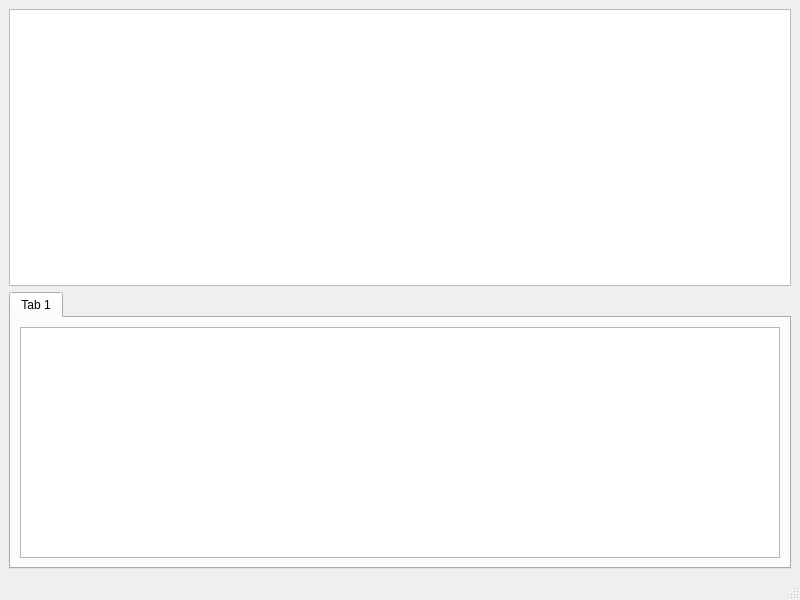
Technonmad/SAEngine, file MainWindow.ui: the form before one commit.
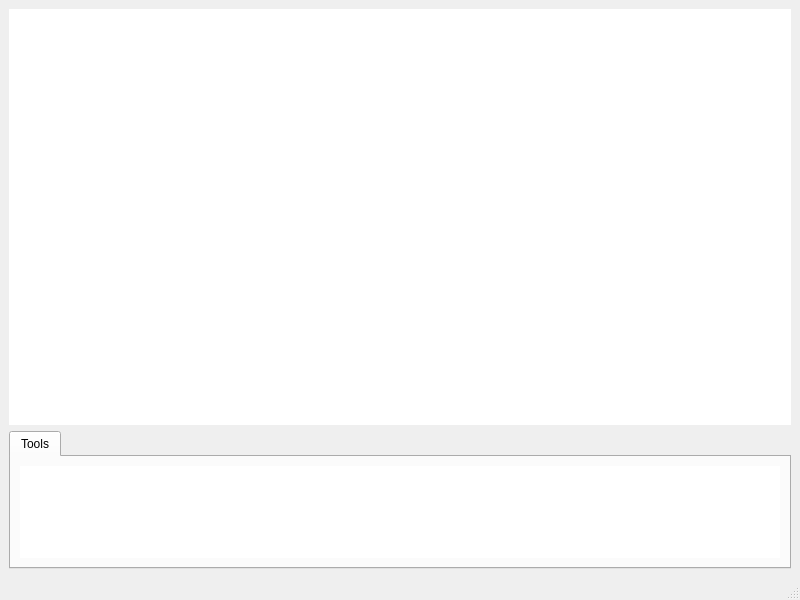
The form after the commit.

The edit to the form file:
```diff
--- a/MainWindow.ui
+++ b/MainWindow.ui
@@ -16,17 +16,39 @@
   <widget class="QWidget" name="centralwidget">
    <layout class="QVBoxLayout" name="verticalLayout">
     <item>
-     <widget class="QGraphicsView" name="m_graphicsView"/>
+     <widget class="QGraphicsView" name="m_graphicsView">
+      <property name="sizePolicy">
+       <sizepolicy hsizetype="Expanding" vsizetype="Expanding">
+        <horstretch>0</horstretch>
+        <verstretch>3</verstretch>
+       </sizepolicy>
+      </property>
+      <property name="frameShape">
+       <enum>QFrame::NoFrame</enum>
+      </property>
+      <property name="frameShadow">
+       <enum>QFrame::Sunken</enum>
+      </property>
+     </widget>
     </item>
     <item>
      <widget class="QTabWidget" name="tabWidget">
+      <property name="sizePolicy">
+       <sizepolicy hsizetype="Expanding" vsizetype="Preferred">
+        <horstretch>0</horstretch>
+        <verstretch>1</verstretch>
+       </sizepolicy>
+      </property>
       <widget class="QWidget" name="tab_tools">
        <attribute name="title">
-        <string>Tab 1</string>
+        <string>Tools</string>
        </attribute>
        <layout class="QVBoxLayout" name="verticalLayout_2">
         <item>
          <widget class="QListWidget" name="toolsList">
+          <property name="frameShape">
+           <enum>QFrame::NoFrame</enum>
+          </property>
           <property name="viewMode">
            <enum>QListView::IconMode</enum>
           </property>
```
